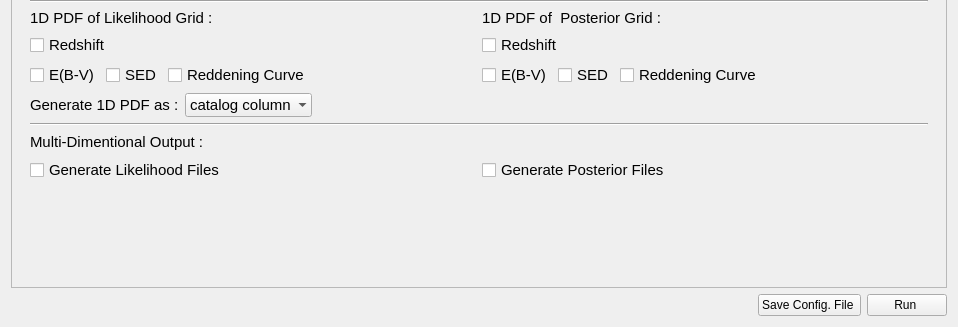
Qt form PhzQtUI/auxdir/PhzQtUI/FormAnalysis.ui (astrorama/Phosphoros) before a commit; both pictures show x 0 to 958 and y 635 to 962 of the 958 by 962 pixel window.
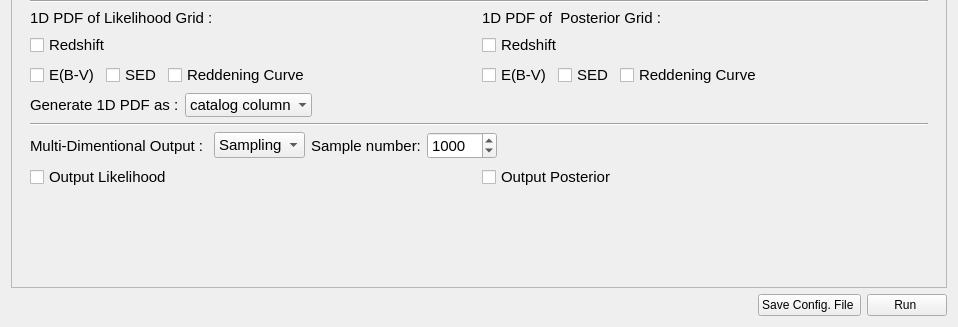
The same form after that commit.

Commit message: GUI for the posterior sampling

The edit to the form file:
```diff
--- a/PhzQtUI/auxdir/PhzQtUI/FormAnalysis.ui
+++ b/PhzQtUI/auxdir/PhzQtUI/FormAnalysis.ui
@@ -1627,6 +1627,55 @@
                </property>
               </widget>
              </item>
+             <item>
+              <widget class="QComboBox" name="cb_multi_out">
+               <property name="font">
+                <font>
+                 <pointsize>11</pointsize>
+                </font>
+               </property>
+               <item>
+                <property name="text">
+                 <string>Sampling</string>
+                </property>
+               </item>
+               <item>
+                <property name="text">
+                 <string>Full grid</string>
+                </property>
+               </item>
+              </widget>
+             </item>
+             <item>
+              <widget class="QLabel" name="label_4">
+               <property name="font">
+                <font>
+                 <pointsize>11</pointsize>
+                </font>
+               </property>
+               <property name="text">
+                <string>Sample number:</string>
+               </property>
+              </widget>
+             </item>
+             <item>
+              <widget class="QSpinBox" name="sb_sample_numb">
+               <property name="font">
+                <font>
+                 <pointsize>11</pointsize>
+                </font>
+               </property>
+               <property name="minimum">
+                <number>1</number>
+               </property>
+               <property name="maximum">
+                <number>10000</number>
+               </property>
+               <property name="value">
+                <number>1000</number>
+               </property>
+              </widget>
+             </item>
              <item>
               <spacer name="horizontalSpacer_2">
                <property name="orientation">
@@ -1654,7 +1703,7 @@
                   </font>
                  </property>
                  <property name="text">
-                  <string>Generate Likelihood Files</string>
+                  <string>Output Likelihood</string>
                  </property>
                 </widget>
                </item>
@@ -1670,7 +1719,7 @@
                   </font>
                  </property>
                  <property name="text">
-                  <string>Generate Posterior Files</string>
+                  <string>Output Posterior</string>
                  </property>
                 </widget>
                </item>
```
The commit also changes 1 other file.
